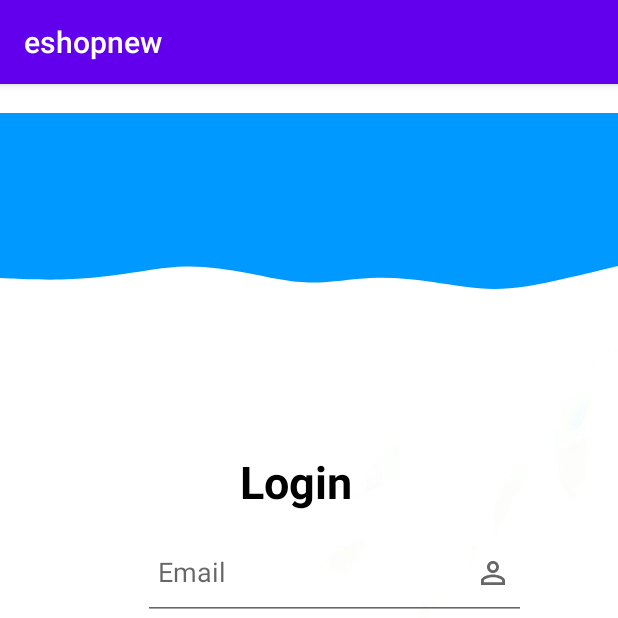
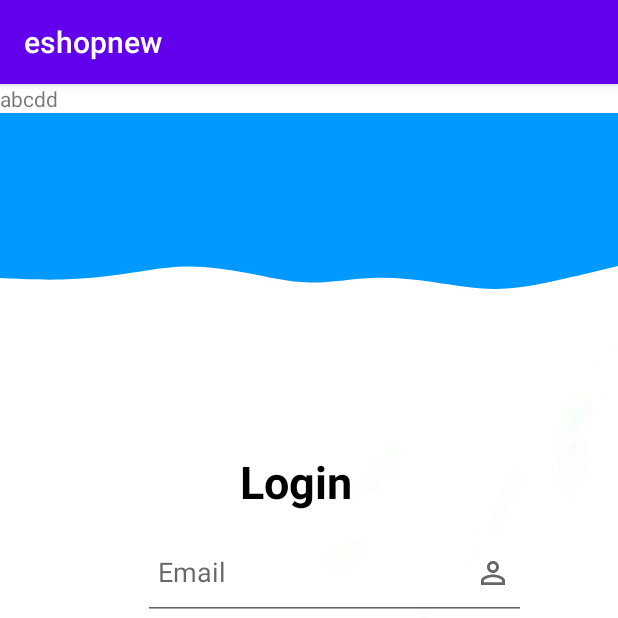
Before and after one commit to harpreetsingh786/eshops, an Android app: the Adminlogin screen opened directly, with no data from a screen before it, on a phone screen of 412 x 824 dp, the top half of it. Run offline under Robolectric (Android 15) with nearby library versions, the phone set to English and light mode, and no system bars.

Commit message:
second Commit Gaurav

```diff
--- a/app/src/main/res/layout/activity_adminlogin.xml
+++ b/app/src/main/res/layout/activity_adminlogin.xml
@@ -11,6 +11,7 @@
 <TextView
     android:layout_width="wrap_content"
     android:layout_height="wrap_content"
+    android:text="abcdd"
     />
 
 
```
